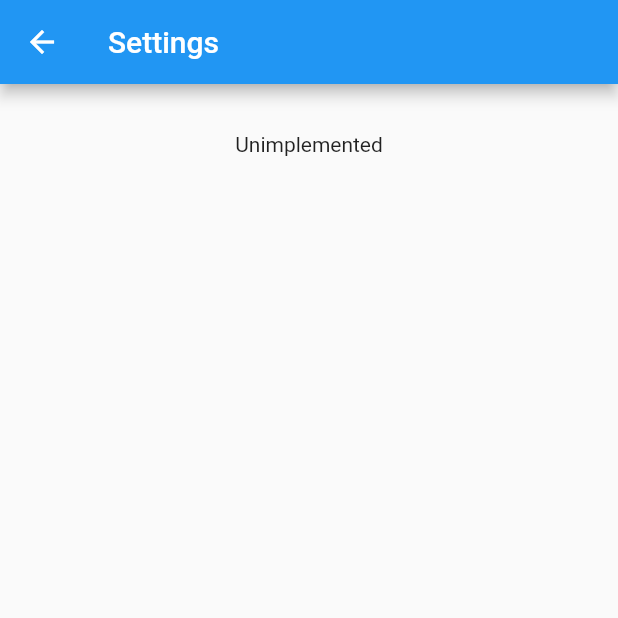
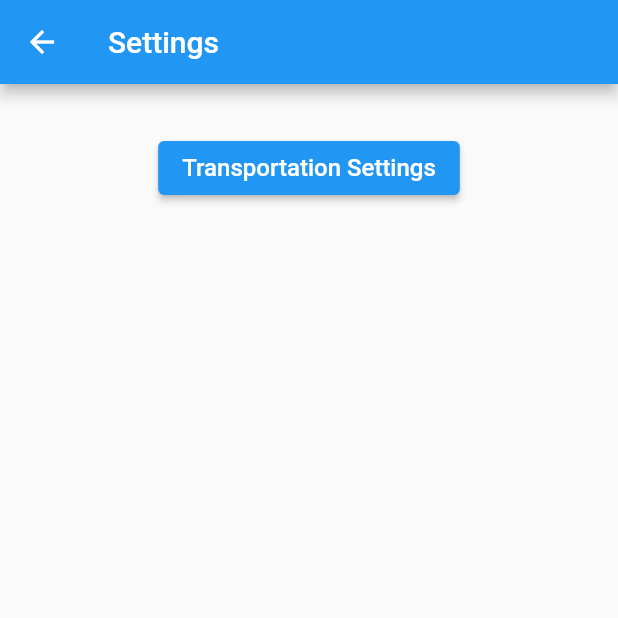
Before and after one commit to Camshaft54/eco_tips, a Flutter app: the screen it shows after launch, after a tap on the "arrow back" icon, after a tap on the "settings" icon, on a phone screen of 412 x 824 dp, the top half of it. Run offline on Flutter 3.47's test engine with Material 2 defaults, Android fonts, the phone set to English and light mode, and no system bars; our stand-ins replace hive, hive_flutter, shared_preferences; accounts and stored records are empty.

Commit message:
Add transport page Add button to access transport settings from settings page

```diff
--- a/lib/settings/settings_page.dart
+++ b/lib/settings/settings_page.dart
@@ -1,3 +1,5 @@
+
+import 'package:carbon_tracker/settings/transport_page.dart';
 import 'package:flutter/cupertino.dart';
 import 'package:flutter/material.dart';
 
@@ -28,35 +30,19 @@ class _SettingsPageState extends State<SettingsPage> {
               ),
             ),
           ),
-        body: const Center(
-            child: Padding(
-                child: SettingsForm(), padding: EdgeInsets.all(32.0))),
+          body: Center(
+              child: Padding(padding: const EdgeInsets.all(32.0),
+                  child: Column(
+                    children: [
+                      ElevatedButton(
+                        child: const Text("Transportation Settings", style: TextStyle(fontSize: 16)),
+                        onPressed: () => Navigator.push(
+                          context,
+                          MaterialPageRoute(builder: (context) => const TransportPage()),
                         )
-    );
+                      )
+                    ]
+                  ))),
+        ));
   }
 }
-
-class SettingsForm extends StatefulWidget {
-  const SettingsForm({Key? key}) : super(key: key);
-
-  @override
-  State<StatefulWidget> createState() => _SettingsFormState();
-
-}
-
-class _SettingsFormState extends State<SettingsForm> {
-  final _formKey = GlobalKey<FormState>();
-
-  @override
-  Widget build(BuildContext context) {
-    return Form(
-      key: _formKey,
-      child: Column(
-        children: const [
-          Text("Unimplemented")
-        ]
-      )
-    );
-  }
-
-}
--- a/pubspec.yaml
+++ b/pubspec.yaml
@@ -33,6 +33,7 @@ dependencies:
   hive: ^2.0.4
   hive_flutter: ^1.1.0
   intl: ^0.17.0
+  shared_preferences: ^2.0.11
 
   # The following adds the Cupertino Icons font to your application.
   # Use with the CupertinoIcons class for iOS style icons.
```
Also changed, not shown: lib/settings/transport_page.dart (added, +121 -0 lines), pubspec.lock. Lines whose indentation alone changed are shown as unchanged.
